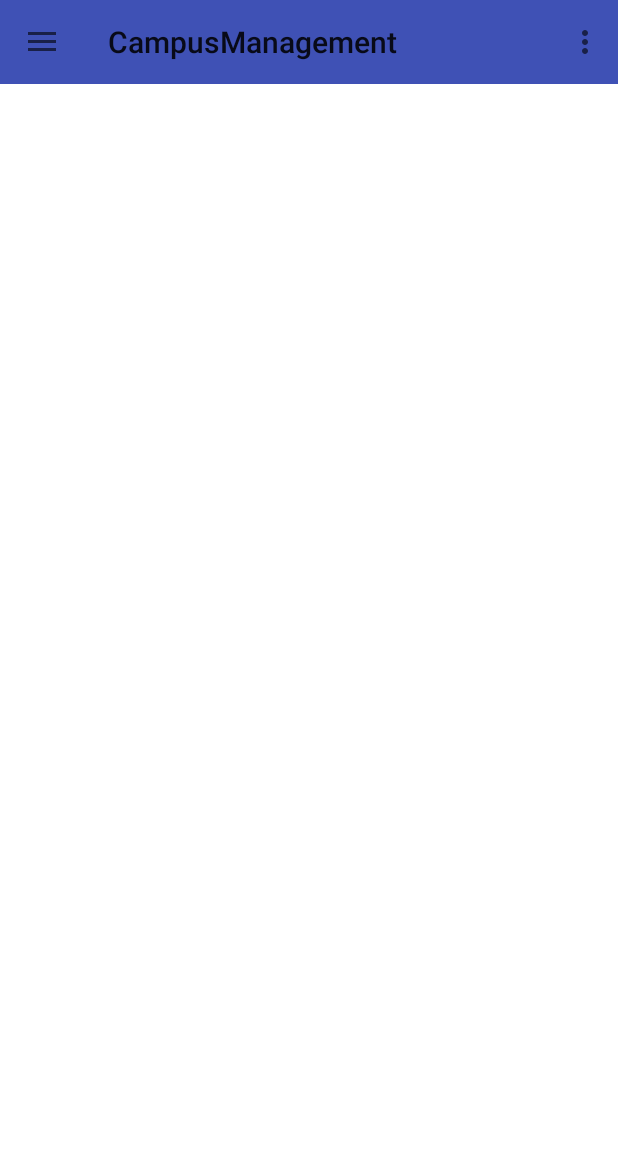
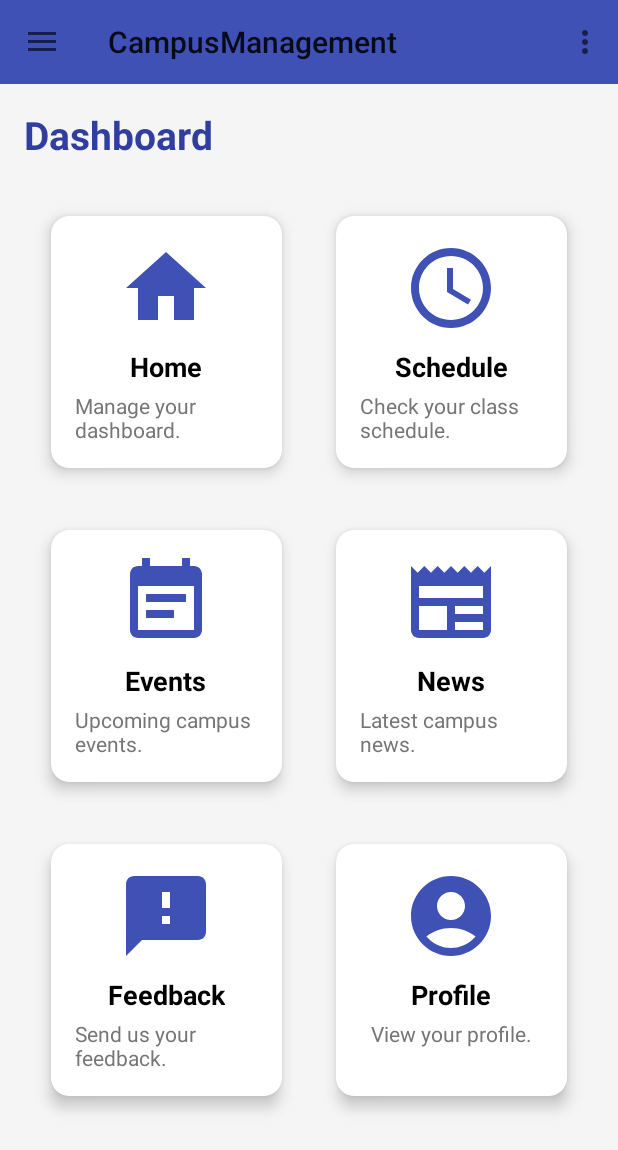
Before and after one commit to Edwardmurithi/ConnectCamp, an Android app: the HomeFragment screen opened directly, with no data from a screen before it, on a phone screen of 412 x 824 dp. Shown: the top 1150 px of the screen. Run offline under Robolectric (Android 15) with nearby library versions, the phone set to English and light mode, and no system bars.

Commit message:
completed designing home fragment and added neccessary java code

```diff
--- /dev/null
+++ b/app/src/main/java/com/example/campusconnect/HomeAdapter.java
@@ -0,0 +1,54 @@
+// HomeAdapter.java
+package com.example.campusconnect;
+
+import android.view.LayoutInflater;
+import android.view.View;
+import android.view.ViewGroup;
+import android.widget.ImageView;
+import android.widget.TextView;
+import androidx.annotation.NonNull;
+import androidx.recyclerview.widget.RecyclerView;
+
+import java.util.List;
+
+public class HomeAdapter extends RecyclerView.Adapter<HomeAdapter.HomeViewHolder> {
+
+    private List<HomeItem> itemList;
+
+    public HomeAdapter(List<HomeItem> itemList) {
+        this.itemList = itemList;
+    }
+
+    @NonNull
+    @Override
+    public HomeViewHolder onCreateViewHolder(@NonNull ViewGroup parent, int viewType) {
+        View view = LayoutInflater.from(parent.getContext()).inflate(R.layout.item_home_card, parent, false);
+        return new HomeViewHolder(view);
+    }
+
+    @Override
+    public void onBindViewHolder(@NonNull HomeViewHolder holder, int position) {
+        HomeItem item = itemList.get(position);
+        holder.iconImageView.setImageResource(item.getIconResId());
+        holder.titleTextView.setText(item.getTitle());
+        holder.descriptionTextView.setText(item.getDescription());
+    }
+
+    @Override
+    public int getItemCount() {
+        return itemList.size();
+    }
+
+    static class HomeViewHolder extends RecyclerView.ViewHolder {
+        ImageView iconImageView;
+        TextView titleTextView;
+        TextView descriptionTextView;
+
+        HomeViewHolder(@NonNull View itemView) {
+            super(itemView);
+            iconImageView = itemView.findViewById(R.id.iconImageView);
+            titleTextView = itemView.findViewById(R.id.titleTextView);
+            descriptionTextView = itemView.findViewById(R.id.descriptionTextView);
+        }
+    }
+}
--- a/app/src/main/java/com/example/campusconnect/HomeFragment.java
+++ b/app/src/main/java/com/example/campusconnect/HomeFragment.java
@@ -1,16 +1,45 @@
-// Example for HomeFragment.java
+// HomeFragment.java
 package com.example.campusconnect;
 
 import android.os.Bundle;
+import androidx.annotation.NonNull;
+import androidx.annotation.Nullable;
+import androidx.fragment.app.Fragment;
+import androidx.recyclerview.widget.GridLayoutManager;
+import androidx.recyclerview.widget.RecyclerView;
 import android.view.LayoutInflater;
 import android.view.View;
 import android.view.ViewGroup;
-import androidx.fragment.app.Fragment;
+
+import java.util.ArrayList;
+import java.util.List;
 
 public class HomeFragment extends Fragment {
+
+    private RecyclerView recyclerView;
+    private HomeAdapter adapter;
+    private List<HomeItem> itemList;
+
+    @Nullable
     @Override
-    public View onCreateView(LayoutInflater inflater, ViewGroup container,
-                             Bundle savedInstanceState) {
-        return inflater.inflate(R.layout.fragment_home, container, false);
+    public View onCreateView(@NonNull LayoutInflater inflater, @Nullable ViewGroup container, @Nullable Bundle savedInstanceState) {
+        View view = inflater.inflate(R.layout.fragment_home, container, false);
+
+        recyclerView = view.findViewById(R.id.recyclerView);
+        recyclerView.setLayoutManager(new GridLayoutManager(getContext(), 2)); // 2 columns for grid
+
+        itemList = new ArrayList<>();
+        // Add items to the list
+        itemList.add(new HomeItem(R.drawable.baseline_home, "Home", "Manage your dashboard."));
+        itemList.add(new HomeItem(R.drawable.baseline_schedule, "Schedule", "Check your class schedule."));
+        itemList.add(new HomeItem(R.drawable.baseline_event, "Events", "Upcoming campus events."));
+        itemList.add(new HomeItem(R.drawable.baseline_newspaper_24, "News", "Latest campus news."));
+        itemList.add(new HomeItem(R.drawable.baseline_feedback_24, "Feedback", "Send us your feedback."));
+        itemList.add(new HomeItem(R.drawable.baseline_account_circle_24, "Profile", "View your profile."));
+
+        adapter = new HomeAdapter(itemList);
+        recyclerView.setAdapter(adapter);
+
+        return view;
     }
 }
--- /dev/null
+++ b/app/src/main/java/com/example/campusconnect/HomeItem.java
@@ -0,0 +1,26 @@
+// HomeItem.java
+package com.example.campusconnect;
+
+public class HomeItem {
+    private int iconResId;
+    private String title;
+    private String description;
+
+    public HomeItem(int iconResId, String title, String description) {
+        this.iconResId = iconResId;
+        this.title = title;
+        this.description = description;
+    }
+
+    public int getIconResId() {
+        return iconResId;
+    }
+
+    public String getTitle() {
+        return title;
+    }
+
+    public String getDescription() {
+        return description;
+    }
+}
--- a/app/src/main/res/layout/fragment_home.xml
+++ b/app/src/main/res/layout/fragment_home.xml
@@ -1,6 +1,35 @@
-<?xml version="1.0" encoding="utf-8"?>
+<!-- res/layout/fragment_home.xml -->
 <androidx.constraintlayout.widget.ConstraintLayout xmlns:android="http://schemas.android.com/apk/res/android"
+    xmlns:app="http://schemas.android.com/apk/res-auto"
     android:layout_width="match_parent"
-    android:layout_height="match_parent">
+    android:layout_height="match_parent"
+    android:padding="16dp"
+    android:background="@color/backgroundColor">
+
+    <!-- Title for the Home Fragment -->
+    <TextView
+        android:id="@+id/homeTitle"
+        android:layout_width="wrap_content"
+        android:layout_height="wrap_content"
+        android:text="Dashboard"
+        android:textSize="26sp"
+        android:textColor="@color/colorPrimaryDark"
+        android:textStyle="bold"
+        app:layout_constraintTop_toTopOf="parent"
+        app:layout_constraintStart_toStartOf="parent"
+        android:layout_marginBottom="16dp"/>
+
+    <!-- RecyclerView to hold cards -->
+    <androidx.recyclerview.widget.RecyclerView
+        android:id="@+id/recyclerView"
+        android:layout_width="0dp"
+        android:layout_height="0dp"
+        app:layout_constraintTop_toBottomOf="@id/homeTitle"
+        app:layout_constraintStart_toStartOf="parent"
+        app:layout_constraintEnd_toEndOf="parent"
+        app:layout_constraintBottom_toBottomOf="parent"
+        android:layout_marginTop="16dp"
+        android:scrollbars="vertical"
+        android:clipToPadding="false" />
 
 </androidx.constraintlayout.widget.ConstraintLayout>
--- /dev/null
+++ b/app/src/main/res/layout/item_home_card.xml
@@ -0,0 +1,50 @@
+<!-- res/layout/item_home_card.xml -->
+<androidx.cardview.widget.CardView xmlns:android="http://schemas.android.com/apk/res/android"
+    xmlns:app="http://schemas.android.com/apk/res-auto"
+    android:layout_width="match_parent"
+    android:layout_height="wrap_content"
+    android:layout_margin="8dp"
+    app:cardCornerRadius="12dp"
+    app:cardElevation="6dp"
+    app:cardUseCompatPadding="true">
+
+    <LinearLayout
+        android:layout_width="match_parent"
+        android:layout_height="wrap_content"
+        android:orientation="vertical"
+        android:padding="16dp"
+        android:gravity="center">
+
+        <ImageView
+            android:id="@+id/iconImageView"
+            android:layout_width="64dp"
+            android:layout_height="64dp"
+            android:layout_gravity="center"
+            android:contentDescription="@string/feature_icon"
+            app:tint="@color/colorPrimary" />
+
+        <TextView
+            android:id="@+id/titleTextView"
+            android:layout_width="wrap_content"
+            android:layout_height="wrap_content"
+            android:text="@string/feature_title"
+            android:textSize="18sp"
+            android:textColor="@color/textColor"
+            android:textStyle="bold"
+            android:layout_gravity="center"
+            android:layout_marginTop="8dp" />
+
+        <!-- Optional short description -->
+        <TextView
+            android:id="@+id/descriptionTextView"
+            android:layout_width="wrap_content"
+            android:layout_height="wrap_content"
+            android:text="@string/a_brief_description_of_this_feature"
+            android:textSize="14sp"
+            android:textColor="@color/textColorSecondary"
+            android:layout_gravity="center"
+            android:layout_marginTop="4dp" />
+
+    </LinearLayout>
+
+</androidx.cardview.widget.CardView>
--- a/app/src/main/res/values/colors.xml
+++ b/app/src/main/res/values/colors.xml
@@ -11,4 +11,5 @@
     <color name="textColor">#000000</color>
     <color name="hintColor">#808080</color>
     <color name="backgroungcolor">#1E1E1E</color>
+    <color name="textColorSecondary">#757575</color>
 </resources>
--- a/app/src/main/res/values/strings.xml
+++ b/app/src/main/res/values/strings.xml
@@ -26,5 +26,8 @@
     <string name="communication">Communication</string>
     <string name="navigation_drawer_open">Open navigation drawer</string>
     <string name="navigation_drawer_close">Close navigation drawer</string>
+    <string name="a_brief_description_of_this_feature">A brief description of this feature.</string>
+    <string name="feature_title">Feature Title</string>
+    <string name="feature_icon">Feature Icon</string>
 
 </resources>
```
